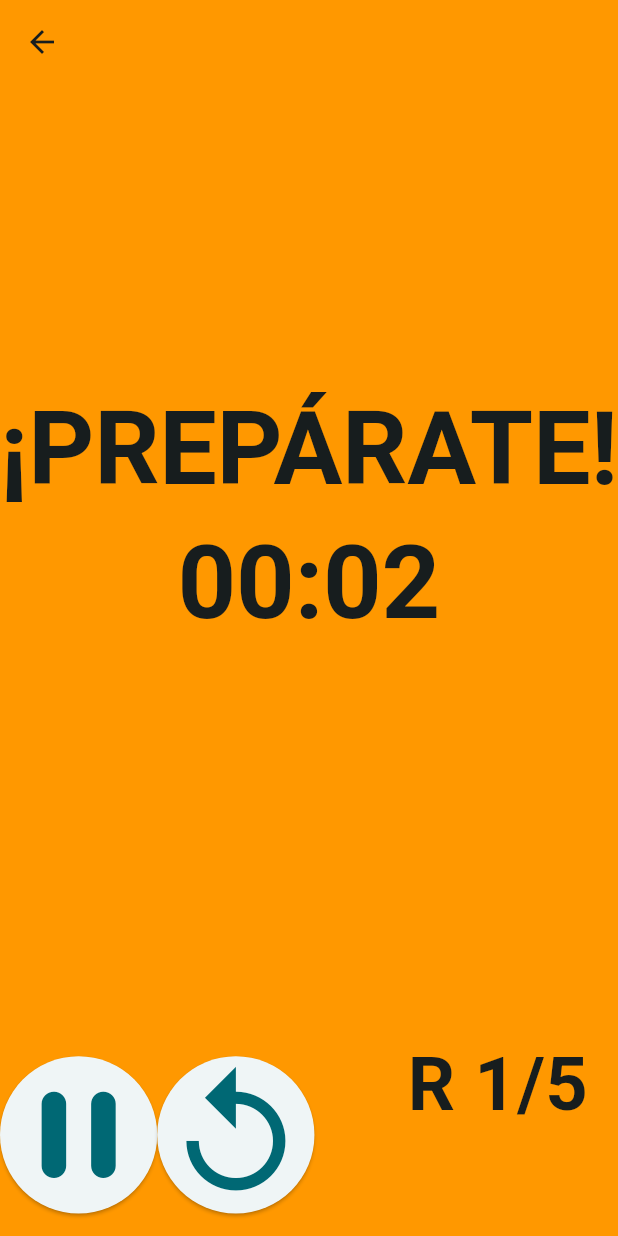
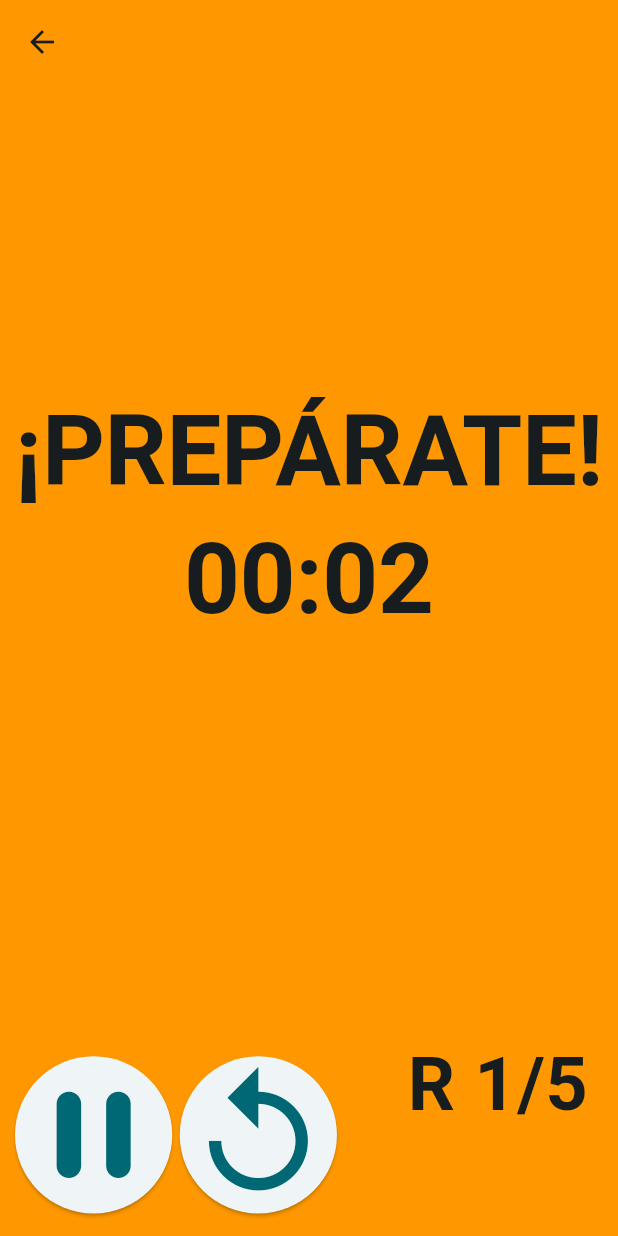
Before and after one commit to CYBERCRACK2/BJJ_timer, a Flutter app: the screen it shows after launch, after a tap on "INICIAR SPARRING", on a phone screen of 412 x 824 dp. Run offline on Flutter 3.47's test engine with Material 3 defaults, Android fonts, the phone set to English and light mode, and no system bars; our stand-ins replace audioplayers, wakelock_plus; Roboto replaces fonts that are missing (Verdana).

Commit message:
Add full-screen mode, enhance UI, and implement app icons
- Implement full-screen mode in BjjTimerCore.
- Update font sizes in ExitDialogs for better readability.
- Refactor time formatting logic in TimeFormatter and TimeParser.
- Add new app icons and launcher configurations for Android and iOS.
- Create an Info screen for displaying application information.

```diff
--- a/lib/components/bjj_timer_core.dart
+++ b/lib/components/bjj_timer_core.dart
@@ -1,4 +1,5 @@
 import 'package:flutter/material.dart';
+import 'package:flutter/services.dart';
 import 'dart:async';
 import 'package:wakelock_plus/wakelock_plus.dart';
 import 'package:bjj_timer/core/sound_manager.dart';
@@ -38,15 +39,20 @@ class BjjTimerCoreState extends State<BjjTimerCore> {
 
   @override
   void initState() {
+    // Pantalla completa
+    SystemChrome.setEnabledSystemUIMode(SystemUiMode.immersiveSticky);
+    // Mantiene la pantalla encendida
     WakelockPlus.enable();
     super.initState();
-    // Mantiene la pantalla encendida
     _startPhase(TimerPhase.preparation);
   }
 
   @override
   void dispose() {
     try {
+      // Quitar la pantalla completa
+      SystemChrome.setEnabledSystemUIMode(SystemUiMode.edgeToEdge);
+
       // 1. Limpiamos procesos de Dart
       _timer?.cancel();
 
--- a/lib/core/exit_dialog.dart
+++ b/lib/core/exit_dialog.dart
@@ -17,14 +17,14 @@ class ExitDialogs {
             title: Text(
               question,
               style: TextStyle(
-                fontSize: (screenWidth * 0.05).clamp(16.0, 24.0),
+                fontSize: (screenWidth * 0.07).clamp(16.0, 28.0),
                 fontWeight: FontWeight.bold,
               ),
             ),
             content: Text(
               adviceText,
               style: TextStyle(
-                fontSize: (screenWidth * 0.04).clamp(14.0, 18.0),
+                fontSize: (screenWidth * 0.06).clamp(14.0, 22.0),
               ),
             ),
             actions: [
--- a/lib/main.dart
+++ b/lib/main.dart
@@ -12,6 +12,7 @@ class MainApp extends StatelessWidget {
   @override
   Widget build(BuildContext context) {
     return MaterialApp(
+      title: "BJJ Timer",
       theme: BjjTheme.lightTheme,
       darkTheme: BjjTheme.darkTheme,
       home: Scaffold(
@@ -33,12 +34,3 @@ class MainApp extends StatelessWidget {
     );
   }
 }
-
-
-// Work Time: El tiempo de la lucha.
-
-// Rest Time: El tiempo de descanso entre rondas.
-
-// Rounds: El número de veces que se repite el ciclo.
-
-// Audio cues: Avisos sonoros (clave en BJJ porque no siempre puedes mirar la pantalla).
--- a/lib/screens/bjj_timer_fight_home.dart
+++ b/lib/screens/bjj_timer_fight_home.dart
@@ -64,6 +64,8 @@ class _BjjTimerFightState extends State<BjjTimerFight> {
           children: [
             Expanded(
               flex: 6,
+              child: Padding(
+                padding: const EdgeInsets.symmetric(horizontal: 10),
                 child: FittedBox(
                   child: BjjTimerCore(
                     fightTime:
@@ -87,6 +89,7 @@ class _BjjTimerFightState extends State<BjjTimerFight> {
                   ),
                 ),
               ),
+            ),
             Expanded(
               flex: 2,
               child: Padding(
@@ -97,6 +100,8 @@ class _BjjTimerFightState extends State<BjjTimerFight> {
                     // BOTÓN PAUSA
                     // BOTÓN PLAY/PAUSE (Icono)
                     ControlsOverlay(
+                      child: Padding(
+                        padding: const EdgeInsets.symmetric(horizontal: 10),
                         child: Row(
                           mainAxisAlignment: MainAxisAlignment.start,
                           children: [
@@ -111,11 +116,13 @@ class _BjjTimerFightState extends State<BjjTimerFight> {
                                 _timerKey2.currentState?.togglePause();
                               },
                             ),
+                            SizedBox(width: 5),
                             _buildResponsiveButton(
                               icon: Icons.replay,
                               size: diagonal * 0.12,
                               onPressed: () async {
-                              final bool reset = await ExitDialogs.confirmExit(
+                                final bool reset =
+                                    await ExitDialogs.confirmExit(
                                       context: context,
                                       question: '¿Reiniciar la ronda?',
                                       adviceText:
@@ -132,6 +139,7 @@ class _BjjTimerFightState extends State<BjjTimerFight> {
                               },
                             ),
                           ],
+                        ),
                       ),
                     ),
                     _buildRoundsDisplay(),
```
Also changed, not shown: lib/core/format_time.dart (+15 -18 lines), lib/core/time_parser.dart (+8 -1 lines), lib/screens/info.dart (added, +13 -0 lines), 37 other files. Lines whose indentation alone changed are shown as unchanged.
